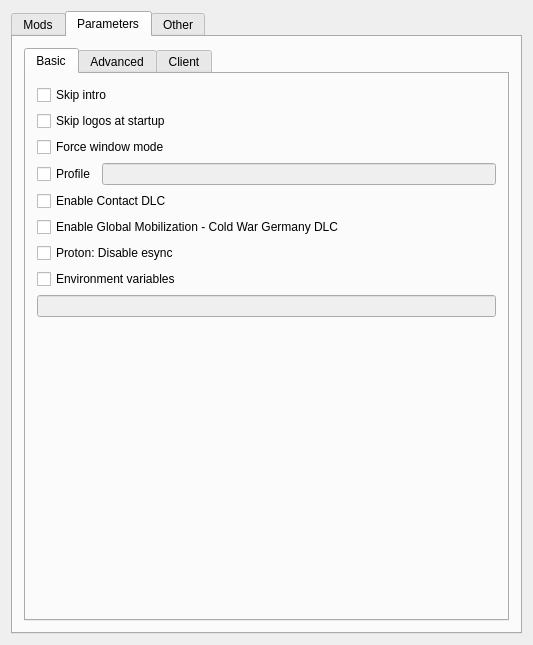
This is src/arma3-unix-launcher/mainwindow.ui in muttleyxd/arma3-unix-launcher as Qt 5 draws it before an edit. The edited form follows.
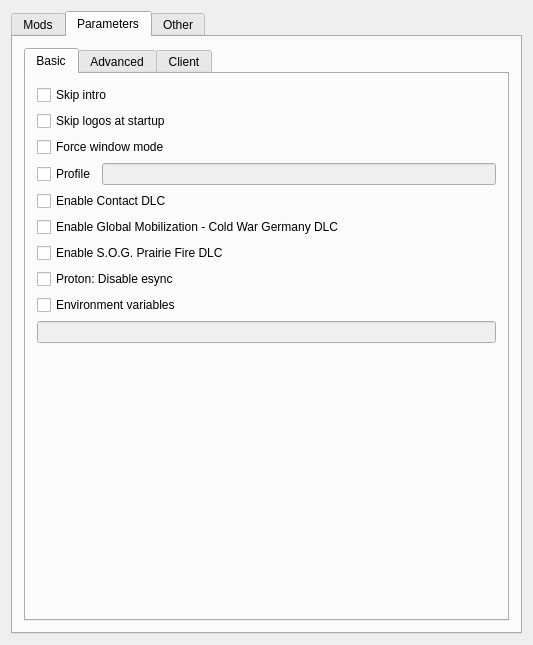
This is the edited form. The open tabs and pages were chosen to show the change. Icons and pictures are not drawn. Custom widgets are drawn as their Qt base class.

Commit message: add sog prairie fire cdlc to parameters

Patch:
```diff
--- a/src/arma3-unix-launcher/mainwindow.ui
+++ b/src/arma3-unix-launcher/mainwindow.ui
@@ -242,6 +242,13 @@
                   </property>
                  </widget>
                 </item>
+                <item>
+                 <widget class="QCheckBox" name="checkbox_dlc_sog_prairie_fire">
+                  <property name="text">
+                   <string>Enable S.O.G. Prairie Fire DLC</string>
+                  </property>
+                 </widget>
+                </item>
                 <item>
                  <widget class="QCheckBox" name="checkbox_disable_esync">
                   <property name="text">
```
The commit also changes 2 other files.
